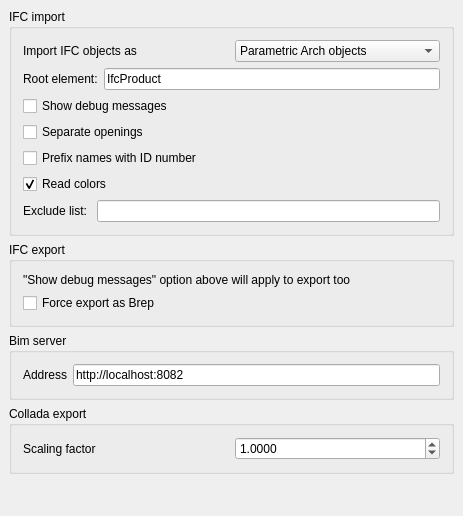
Above: src/Mod/Arch/Resources/ui/archprefs-import.ui from berndhahnebach/All_FreeCAD before the change. Below: the same form after it.
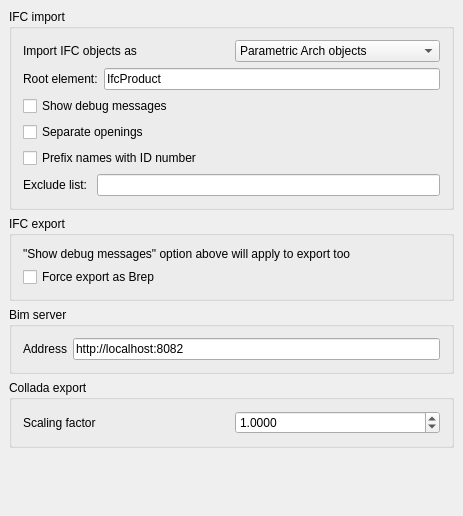
That is the form after the change. Custom widgets are drawn as their Qt base class.

Commit message: Arch: Enabled materials in IFC import & export

Diff of the .ui file:
```diff
--- a/src/Mod/Arch/Resources/ui/archprefs-import.ui
+++ b/src/Mod/Arch/Resources/ui/archprefs-import.ui
@@ -157,29 +157,6 @@
         </item>
        </layout>
       </item>
-      <item>
-       <layout class="QHBoxLayout" name="horizontalLayout_4">
-        <item>
-         <widget class="Gui::PrefCheckBox" name="checkBox_3">
-          <property name="toolTip">
-           <string>Check this to retrieve object colors.</string>
-          </property>
-          <property name="text">
-           <string>Read colors</string>
-          </property>
-          <property name="checked">
-           <bool>true</bool>
-          </property>
-          <property name="prefEntry" stdset="0">
-           <cstring>ifcReadColors</cstring>
-          </property>
-          <property name="prefPath" stdset="0">
-           <cstring>Mod/Arch</cstring>
-          </property>
-         </widget>
-        </item>
-       </layout>
-      </item>
       <item>
        <layout class="QHBoxLayout" name="horizontalLayout_13">
         <item>
```
The commit also changes 2 other files.
